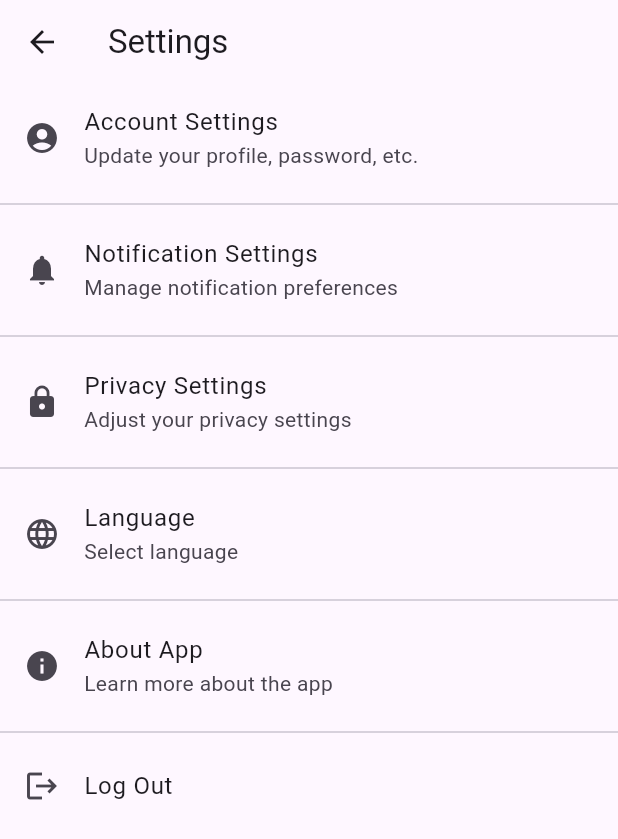
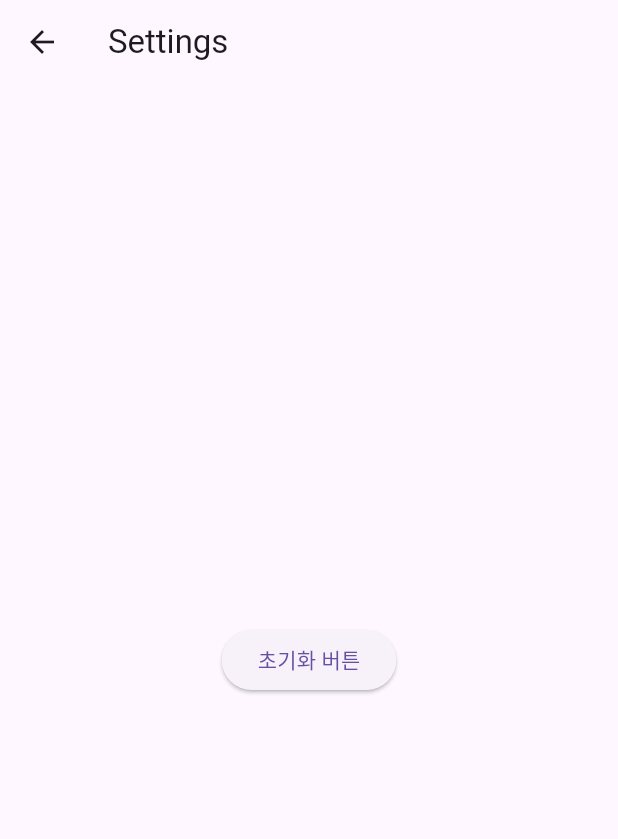
Before and after one commit to HeyHO2154/SOL-Talk, a Flutter app: the SettingsPage screen opened directly, on a phone screen of 412 x 824 dp. Shown: the top 839 px of the screen. Run offline on Flutter 3.47's test engine with Material 3 defaults, Android fonts, the phone set to English and light mode, and no system bars; our stand-ins replace shared_preferences; accounts and stored records are empty.

```diff
--- a/frontend/lib/Setting.dart
+++ b/frontend/lib/Setting.dart
@@ -1,67 +1,68 @@
 import 'package:flutter/material.dart';
+import 'package:shared_preferences/shared_preferences.dart';
 
 class SettingsPage extends StatelessWidget {
+  // 모든 친구와 관련된 데이터를 삭제하는 함수
+  Future<void> _resetData(BuildContext context) async {
+    SharedPreferences prefs = await SharedPreferences.getInstance();
+
+    // 친구 목록 삭제
+    await prefs.remove('friendsList');
+
+    // 채팅방 목록 삭제
+    await prefs.remove('chatRooms');
+
+    // 개별 대화 메시지 삭제 (모든 친구와 관련된 메시지 삭제)
+    Set<String> keys = prefs.getKeys();
+    for (String key in keys) {
+      if (key.startsWith('messages_')) {
+        await prefs.remove(key);
+      }
+    }
+
+    // 초기화 완료 메시지
+    ScaffoldMessenger.of(context).showSnackBar(
+      SnackBar(content: Text('모든 친구와 관련된 데이터가 삭제되었습니다.')),
+    );
+  }
+
   @override
   Widget build(BuildContext context) {
     return Scaffold(
       appBar: AppBar(
         title: Text('Settings'),
       ),
-      body: ListView(
-        children: [
-          ListTile(
-            leading: Icon(Icons.account_circle),
-            title: Text('Account Settings'),
-            subtitle: Text('Update your profile, password, etc.'),
-            onTap: () {
-              // 계정 설정 페이지로 이동
-            },
-          ),
-          Divider(),
-          ListTile(
-            leading: Icon(Icons.notifications),
-            title: Text('Notification Settings'),
-            subtitle: Text('Manage notification preferences'),
-            onTap: () {
-              // 알림 설정 페이지로 이동
-            },
-          ),
-          Divider(),
-          ListTile(
-            leading: Icon(Icons.lock),
-            title: Text('Privacy Settings'),
-            subtitle: Text('Adjust your privacy settings'),
-            onTap: () {
-              // 개인정보 설정 페이지로 이동
-            },
-          ),
-          Divider(),
-          ListTile(
-            leading: Icon(Icons.language),
-            title: Text('Language'),
-            subtitle: Text('Select language'),
-            onTap: () {
-              // 언어 설정 페이지로 이동
-            },
-          ),
-          Divider(),
-          ListTile(
-            leading: Icon(Icons.info),
-            title: Text('About App'),
-            subtitle: Text('Learn more about the app'),
-            onTap: () {
-              // 앱 정보 페이지로 이동
-            },
-          ),
-          Divider(),
-          ListTile(
-            leading: Icon(Icons.logout),
-            title: Text('Log Out'),
-            onTap: () {
-              // 로그아웃 처리 로직 추가
-            },
-          ),
-        ],
+      body: Center(
+        child: ElevatedButton(
+          onPressed: () {
+            // 초기화 버튼 클릭 시 데이터 삭제
+            showDialog(
+              context: context,
+              builder: (BuildContext context) {
+                return AlertDialog(
+                  title: Text('초기화'),
+                  content: Text('모든 친구와 관련된 데이터를 삭제하시겠습니까?'),
+                  actions: [
+                    TextButton(
+                      child: Text('취소'),
+                      onPressed: () {
+                        Navigator.of(context).pop();
+                      },
+                    ),
+                    TextButton(
+                      child: Text('삭제'),
+                      onPressed: () {
+                        _resetData(context); // 데이터 삭제 함수 호출
+                        Navigator.of(context).pop();
+                      },
+                    ),
+                  ],
+                );
+              },
+            );
+          },
+          child: Text('초기화 버튼'),
+        ),
       ),
     );
   }
```
